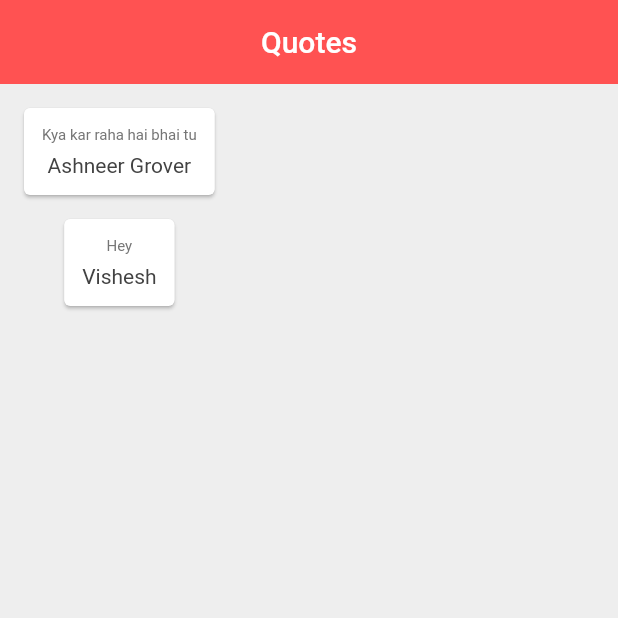
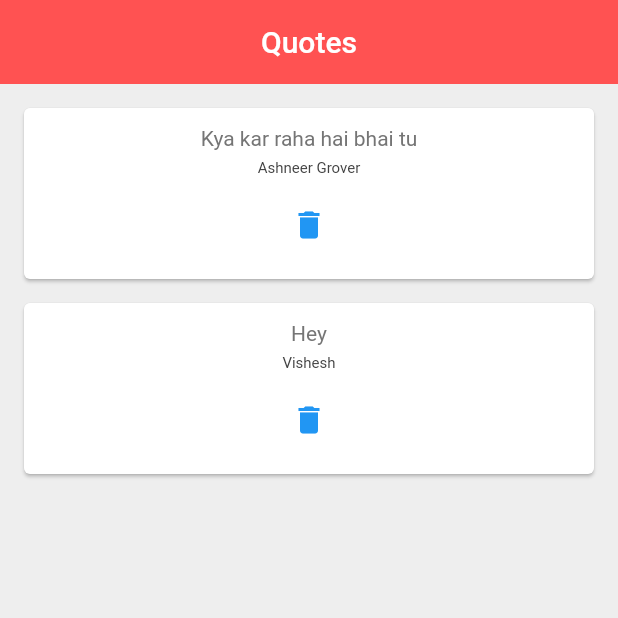
Before and after one commit to visheshks04/flutter-learn, a Flutter app: the screen it shows after launch, on a phone screen of 412 x 824 dp, the top half of it. Run offline on Flutter 3.47's test engine with Material 2 defaults, Android fonts, the phone set to English and light mode, and no system bars.

Commit message:
delete button added

```diff
--- a/lib/main.dart
+++ b/lib/main.dart
@@ -28,8 +28,9 @@ List<Quote> quotes = [
 
 class QuoteCard extends StatelessWidget {
   Quote quote;
+  Function() delete;
 
-  QuoteCard({required this.quote});
+  QuoteCard({required this.quote, required this.delete});
 
   @override
   Widget build(BuildContext context) {
@@ -37,17 +38,26 @@ class QuoteCard extends StatelessWidget {
       margin: EdgeInsets.fromLTRB(16, 16, 16, 0),
       child: Padding(
         padding: const EdgeInsets.all(12.0),
+        child: Center(
           child: Column(children: <Widget>[
             Text(
               quote.text,
-            style: TextStyle(fontSize: 10, color: Colors.grey[600]),
+              style: TextStyle(fontSize: 14, color: Colors.grey[600]),
             ),
             SizedBox(height: 6),
             Text(
               quote.author,
-            style: TextStyle(fontSize: 14, color: Colors.grey[800]),
+              style: TextStyle(fontSize: 10, color: Colors.grey[800]),
+            ),
+            SizedBox(
+              height: 8,
+            ),
+            TextButton(
+              onPressed: delete,
+              child: Icon(Icons.delete),
             )
           ]),
+        ),
       ),
     );
   }
@@ -67,7 +77,15 @@ class QuotePageState extends State<QuotePage> {
           elevation: 0,
         ),
         body: Column(
-          children: quotes.map((quote) => QuoteCard(quote: quote)).toList(),
+          children: quotes
+              .map((quote) => QuoteCard(
+                  quote: quote,
+                  delete: () {
+                    setState(() {
+                      quotes.remove(quote);
+                    });
+                  }))
+              .toList(),
         ));
   }
 }
```
Lines whose indentation alone changed are shown as unchanged.
